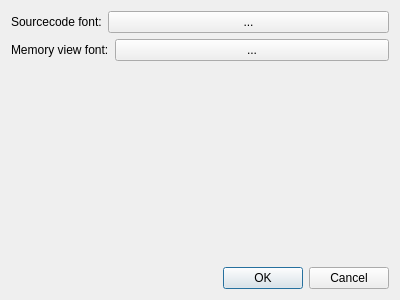
Old version of the form src/settingsdialog.ui in the repository jhn98032/gede.
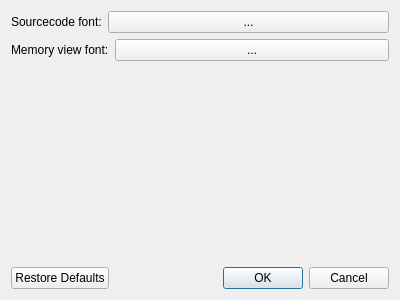
New version of the form.

Commit message: added a restoredefaults button

Diff of the .ui file:
```diff
--- a/src/settingsdialog.ui
+++ b/src/settingsdialog.ui
@@ -81,7 +81,7 @@
       <enum>Qt::Horizontal</enum>
      </property>
      <property name="standardButtons">
-      <set>QDialogButtonBox::Cancel|QDialogButtonBox::Ok</set>
+      <set>QDialogButtonBox::Cancel|QDialogButtonBox::Ok|QDialogButtonBox::RestoreDefaults</set>
      </property>
     </widget>
    </item>
```
The commit also changes 4 other files.
